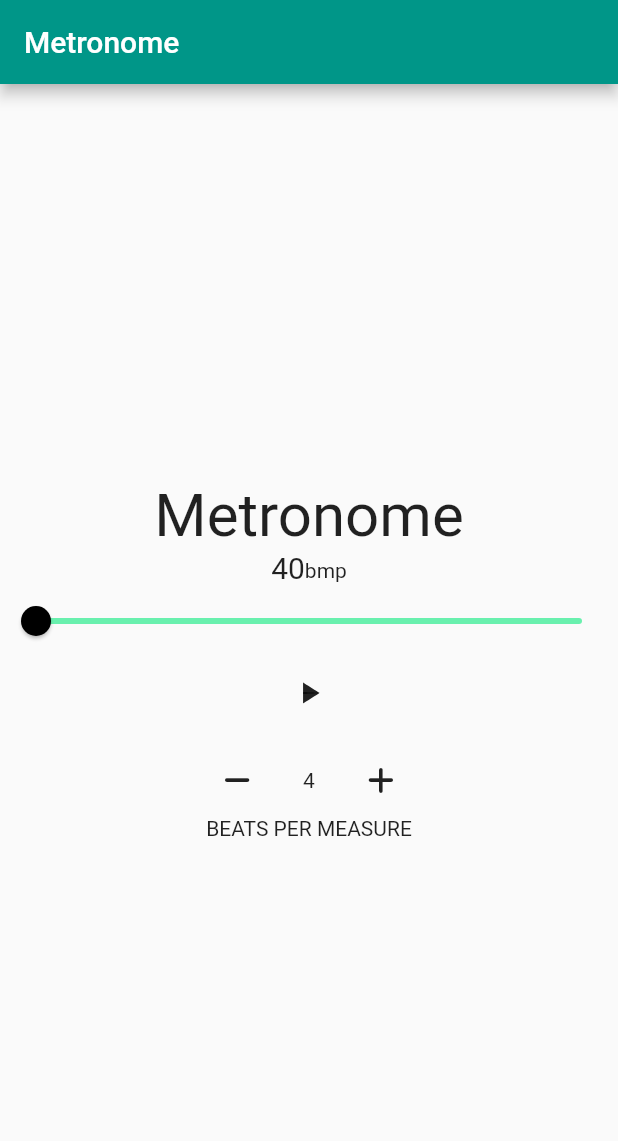
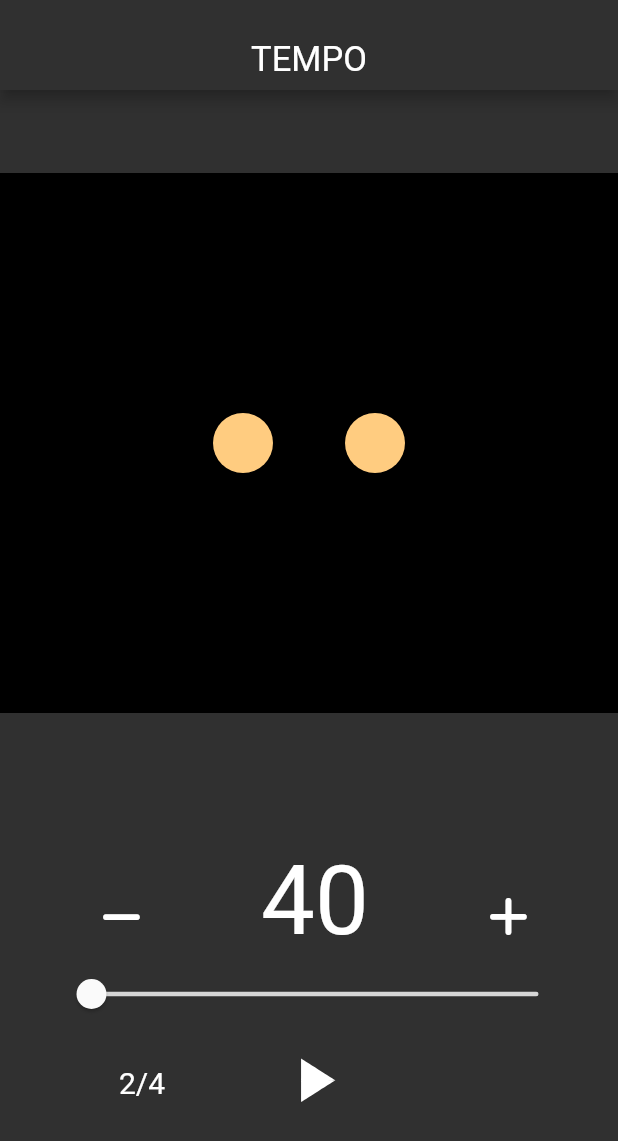
Before and after one commit to TranTrungTinLV/metronome, a Flutter app: the screen it shows after launch, on a phone screen of 412 x 824 dp. Shown: the top 1141 px of the screen. Run offline on Flutter 3.47's test engine with Material 2 defaults, Android fonts, the phone set to English and light mode, and no system bars; our stand-ins replace audioplayers, font_awesome_flutter.

Commit message:
first metronome app

```diff
--- /dev/null
+++ b/lib/indactor.dart
@@ -0,0 +1,57 @@
+import 'package:flutter/material.dart';
+
+class IndactorRow extends StatelessWidget {
+  final int step;
+  final int stepLength;
+
+  IndactorRow(this.step, this.stepLength);
+  @override
+  Widget build(BuildContext context) {
+    final List steps = List.filled(stepLength, null);
+    if (stepLength < 5) {
+      return Container(
+        margin: EdgeInsets.only(top: 0, bottom: 3),
+        color: Colors.black,
+        height: 360,
+        width: 390,
+        child: Row(
+            mainAxisAlignment: MainAxisAlignment.center,
+            children: steps
+                .asMap()
+                .entries
+                .map((entry) => Container(
+                    padding: EdgeInsets.all(5),
+                    margin: EdgeInsets.only(left: 24, right: 24),
+                    width: entry.key == 0 ? 40.0 : 40.0,
+                    height: entry.key == 0 ? 40.0 : 40.0,
+                    decoration: BoxDecoration(
+                        borderRadius: BorderRadius.circular(40),
+                        color: step > -1 && (step % steps.length) == entry.key
+                            ? Colors.orange
+                            : Colors.orange[200])))
+                .toList()),
+      );
+    }
+    return Container(
+      color: Colors.black,
+      height: 390,
+      width: 370,
+      child: GridView.builder(
+          gridDelegate: new SliverGridDelegateWithFixedCrossAxisCount(
+              crossAxisCount: steps.length > 4 ? steps.length : 4,
+              mainAxisSpacing: 0.0,
+              childAspectRatio: 2.0),
+          itemBuilder: (BuildContext context, int index) {
+            return Container(
+              width: index == 0 ? 40.0 : 40.0,
+              height: index == 0 ? 40.0 : 40.0,
+              decoration: BoxDecoration(
+                  borderRadius: BorderRadius.circular(50),
+                  color: step > -1 && (step % steps.length) == index
+                      ? Colors.orange
+                      : Colors.grey[300]),
+            );
+          }),
+    );
+  }
+}
--- a/lib/main.dart
+++ b/lib/main.dart
@@ -1,5 +1,6 @@
 import 'package:flutter/material.dart';
 import 'page.dart';
+
 void main() {
   runApp(BMI());
 }
@@ -10,8 +11,9 @@ class BMI extends StatelessWidget {
     return MaterialApp(
       debugShowCheckedModeBanner: false,
       theme: ThemeData(
-        primarySwatch: Colors.teal,
-        visualDensity: VisualDensity.adaptivePlatformDensity,
+        colorScheme: ColorScheme.dark(
+          primary: Color(0x2F2F2F00),
+        ),
       ),
       home: HomePage(),
     );
--- a/lib/page.dart
+++ b/lib/page.dart
@@ -1,8 +1,8 @@
 import 'dart:async';
 import 'package:flutter/material.dart';
 import 'package:audioplayers/audioplayers.dart';
-import 'reusableCard.dart';
 import 'package:font_awesome_flutter/font_awesome_flutter.dart';
+import 'indactor.dart';
 
 class HomePage extends StatefulWidget {
   @override
@@ -12,18 +12,21 @@ class HomePage extends StatefulWidget {
 class _HomePageState extends State<HomePage>
     with SingleTickerProviderStateMixin {
   int _bmp = 40;
+  int _cq = -1;
   int _step = -1;
   Timer? timer;
   bool _isRunning = false;
   bool _isIcon = false;
   late AnimationController controller;
-  int _beats = 4;
+  int _beats = 2;
   int _counter = 0;
+
+  bool timing = false;
   @override
   void initState() {
     super.initState();
     controller = AnimationController(
-        vsync: this, duration: Duration(milliseconds: 1000));
+        vsync: this, duration: const Duration(milliseconds: 1000));
     @override
     void dispose() {
       controller.dispose();
@@ -31,7 +34,7 @@ class _HomePageState extends State<HomePage>
     }
   }
 
-  void setStep() {
+  void _setStep() {
     setState(() {
       _step++;
     });
@@ -55,6 +58,7 @@ class _HomePageState extends State<HomePage>
 
   Future<void>? _playAudio() {
     int nextStep = _step + 1;
+
     if (_counter == _beats) {
       _counter = 0;
     }
@@ -68,31 +72,32 @@ class _HomePageState extends State<HomePage>
 
   void runTimer() {
     timer = Timer(Duration(milliseconds: ((60 / _bmp) * 1000).round()), () {
-      _playAudio()?.then((value) => setStep());
+      _playAudio()?.then((value) => _setStep());
       runTimer();
-    });
-  }
-
-  void _inrement() {
       setState(() {
-      if (_beats >= 12) {
-        return;
-      }
-      setState(() {
-        _beats++;
-        _counter = 0;
+        _cq++;
       });
     });
   }
 
-  void _derement() {
+  void _inrebmp() {
     setState(() {
-      if (_beats <= 2) {
+      if (_bmp >= 210) {
         return;
       }
       setState(() {
-        _beats--;
-        _counter = 0;
+        _bmp++;
+      });
+    });
+  }
+
+  void _derementbmp() {
+    setState(() {
+      if (_bmp <= 40) {
+        return;
+      }
+      setState(() {
+        _bmp--;
       });
     });
   }
@@ -100,48 +105,147 @@ class _HomePageState extends State<HomePage>
   @override
   Widget build(BuildContext context) {
     return Scaffold(
-      appBar: AppBar(
-        title: Text('Metronome'),
+      appBar: PreferredSize(
+        preferredSize: Size(200, 60),
+        child: AppBar(
+          backgroundColor: Color(0xFF303030),
+          title: Center(
+            child: Container(
+                margin: const EdgeInsets.only(top: 27),
+                height: 30,
+                child: const Text(
+                  'TEMPO',
+                  textAlign: TextAlign.center,
+                  style: TextStyle(
+                    fontSize: 23,
+                    fontStyle: FontStyle.normal,
+                    fontWeight: FontWeight.w400,
+                    color: Color(0xFFFFFFFFF),
                   ),
-      body: Column(
-        mainAxisAlignment: MainAxisAlignment.center,
+                )),
+          ),
+        ),
+      ),
+      body: Container(
+        child: Column(
           crossAxisAlignment: CrossAxisAlignment.stretch,
-        children: [
-          Center(
-              child: Text(
-            'Metronome',
-            style: TextStyle(fontSize: 40),
-          )),
+          mainAxisAlignment: MainAxisAlignment.spaceEvenly,
+          children: <Widget>[
+            IndactorRow(_cq, _beats),
+            Container(
+              padding: const EdgeInsets.only(
+                  bottom: 33, left: 37, right: 29, top: 30),
+              child: Column(children: [
                 Row(
-            mainAxisAlignment: MainAxisAlignment.center,
+                  mainAxisAlignment: MainAxisAlignment.spaceBetween,
                   crossAxisAlignment: CrossAxisAlignment.baseline,
                   textBaseline: TextBaseline.alphabetic,
-            children: <Widget>[
+                  children: [
+                    FlatButton(
+                      onPressed: () {
+                        setState(() {
+                          _derementbmp();
+                        });
+                      },
+                      child: const Icon(
+                        FontAwesomeIcons.subtract,
+                        size: 30,
+                      ),
+                    ),
                     Text(
                       _bmp.toString(),
-                style: TextStyle(fontSize: 20),
+                      style: const TextStyle(fontSize: 64),
                     ),
-              Text("bmp"),
+                    FlatButton(
+                      onPressed: () {
+                        setState(() {
+                          _inrebmp();
+                        });
+                      },
+                      child: const Icon(
+                        FontAwesomeIcons.plus,
+                        size: 30,
+                      ),
+                    ),
                   ],
                 ),
-          Slider(
+                SliderTheme(
+                  data: SliderTheme.of(context).copyWith(
+                    trackHeight: 3.0,
+                  ),
+                  child: Container(
+                    child: Slider(
                       value: _bmp.toDouble(),
                       min: 40,
                       max: 210,
-            activeColor: Colors.black,
-            inactiveColor: Colors.greenAccent,
+                      activeColor: const Color(0xFFFAFAFA),
+                      inactiveColor: const Color(0xFFD6D6D6),
                       onChanged: (double newValue) {
                         setState(() {
                           _bmp = newValue.round();
                         });
                       },
                     ),
+                  ),
+                ),
+                Row(
+                  children: [
+                    Expanded(
+                      child: Column(
+                        mainAxisAlignment: MainAxisAlignment.center,
+                        children: [
+                          const SizedBox(height: 1),
+                          Row(
+                            mainAxisAlignment: MainAxisAlignment.center,
+                            crossAxisAlignment: CrossAxisAlignment.baseline,
+                            textBaseline: TextBaseline.alphabetic,
+                            children: <Widget>[
                               FlatButton(
+                                onPressed: () {
+                                  setState(() {
+                                    if (_beats >= 4) {
+                                      return;
+                                    }
+                                    _beats = _beats + 3;
+                                    _cq = _step;
+                                    _counter = 0;
+                                  });
+
+                                  setState(() {
+                                    if (_beats <= 2) {
+                                      return;
+                                    }
+                                    _beats = _beats - 2;
+                                    _cq = _step;
+                                    _counter = 0;
+                                  });
+                                },
+                                child: Container(
+                                  margin: const EdgeInsets.only(top: 20),
+                                  child: Text(
+                                    _beats.toString() + '/4',
+                                    style: const TextStyle(
+                                        fontSize: 20,
+                                        fontWeight: FontWeight.w400),
+                                  ),
+                                ),
+                              ),
+                            ],
+                          ),
+                        ],
+                      ),
+                    ),
+                    Expanded(
+                      child: FlatButton(
                           onPressed: () {},
                           child: Expanded(
+                            child: Center(
                               child: Container(
+                                // margin: EdgeInsets.only(right: 20),
+                                padding: const EdgeInsets.only(right: 20),
                                 child: IconButton(
                                   icon: AnimatedIcon(
+                                    size: 50,
                                     icon: AnimatedIcons.play_pause,
                                     progress: controller,
                                   ),
@@ -149,48 +253,23 @@ class _HomePageState extends State<HomePage>
                                     _toglleisRunning();
                                     setState(() {
                                       _isIcon = !_isIcon;
-                        _isIcon ? controller.forward() : controller.reverse();
+                                      _isIcon
+                                          ? controller.forward()
+                                          : controller.reverse();
                                     });
                                   },
                                 ),
                               ),
+                            ),
                           )),
-          SizedBox(
-            height: 10,
                     ),
-          Container(
-            child: Column(
-              mainAxisAlignment: MainAxisAlignment.center,
-              children: [
-                Row(
-                  mainAxisAlignment: MainAxisAlignment.center,
-                  children: <Widget>[
-                    FlatButton(
-                      onPressed: () {
-                        _derement();
-                      },
-                      child: Icon(
-                        FontAwesomeIcons.subtract,
-                        size: 20,
-                      ),
-                    ),
-                    Text(_beats.toString()),
-                    FlatButton(
-                      onPressed: () {
-                        _inrement();
-                      },
-                      child: Icon(
-                        FontAwesomeIcons.plus,
-                        size: 20,
-                      ),
+                    Expanded(child: Container())
+                  ],
+                )
+              ]),
             ),
           ],
         ),
-                Text('BEATS PER MEASURE')
-              ],
-            ),
-          ),
-        ],
       ),
     );
   }
--- a/lib/reusableCard.dart
+++ /dev/null
@@ -1,16 +0,0 @@
-import 'package:flutter/material.dart';
-
-class ReSableCard extends StatelessWidget {
-  ReSableCard({@required this.cardChild});
-  Widget? cardChild;
-  @override
-  Widget build(BuildContext context) {
-    return Container(
-      child:cardChild,
-      margin: EdgeInsets.all(15),
-      decoration: BoxDecoration(
-        borderRadius: BorderRadius.circular(10),
-      ),
-    );
-  }
-}
--- a/pubspec.yaml
+++ b/pubspec.yaml
@@ -18,6 +18,7 @@ dependencies:
 
 
   cupertino_icons: ^1.0.2
+  dropdown_search: ^3.0.1
   assets_audio_player: ^3.0.3+3
   audioplayers: ^1.0.1
   font_awesome_flutter: ^10.2.1
```
Also changed, not shown: pubspec.lock, 2 other files. Lines whose indentation alone changed are shown as unchanged.
